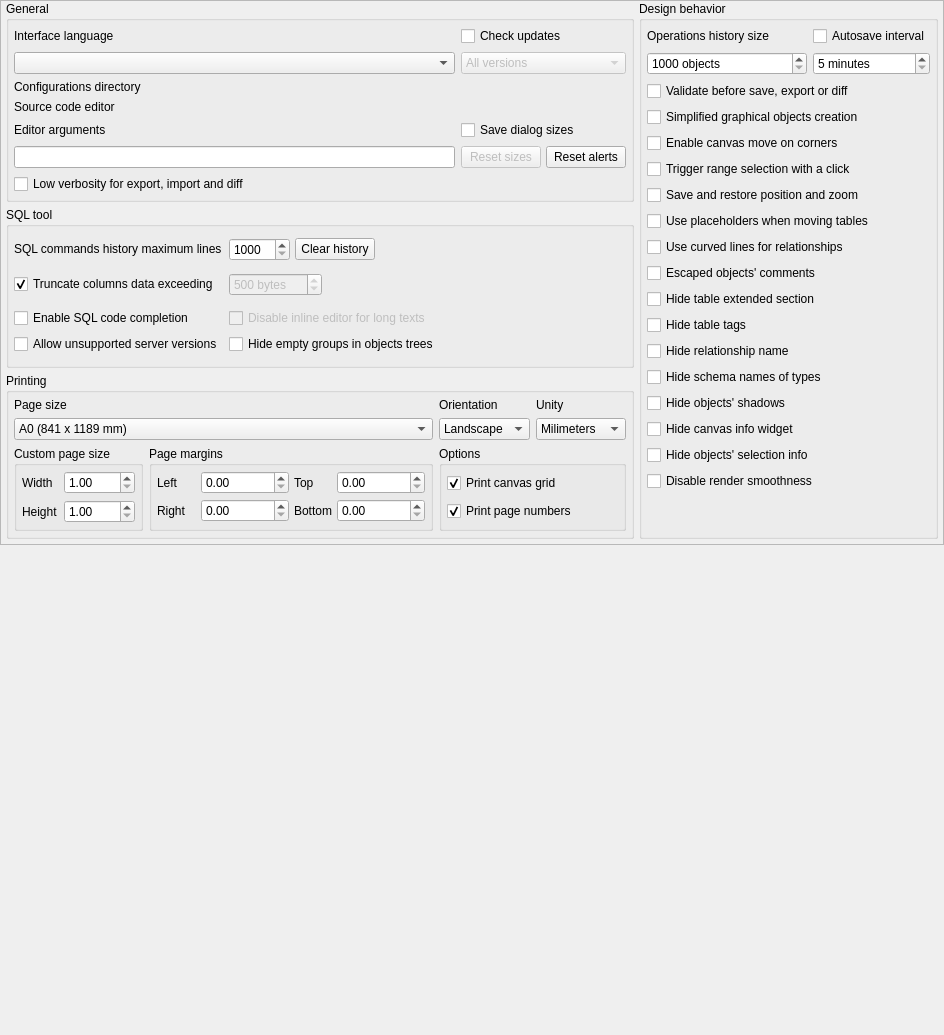
Old version of the form libs/libgui/ui/settings/generalconfigwidget.ui in the repository maniac787/pgmodeler.
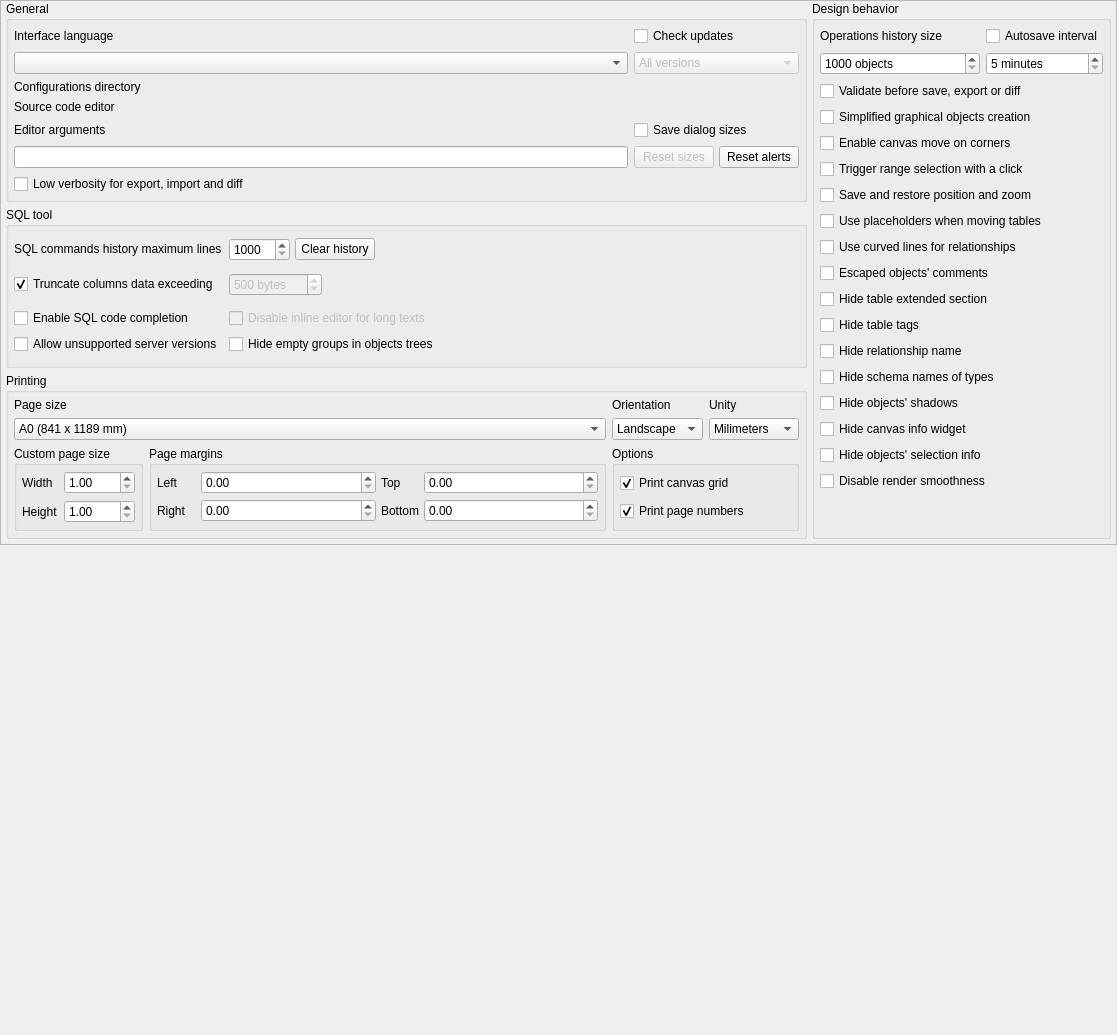
New version of the form. Icons and pictures are not drawn.

Commit message: WIP: Implement recursive widget discovery with hierarchical tab ordering

```diff
--- a/libs/libgui/ui/settings/generalconfigwidget.ui
+++ b/libs/libgui/ui/settings/generalconfigwidget.ui
@@ -6,7 +6,7 @@
    <rect>
     <x>0</x>
     <y>0</y>
-    <width>944</width>
+    <width>1117</width>
     <height>1035</height>
    </rect>
   </property>
```
Left out of the diff: 2 changed lines with no effect on the pictures. The commit also changes 2 other files.
